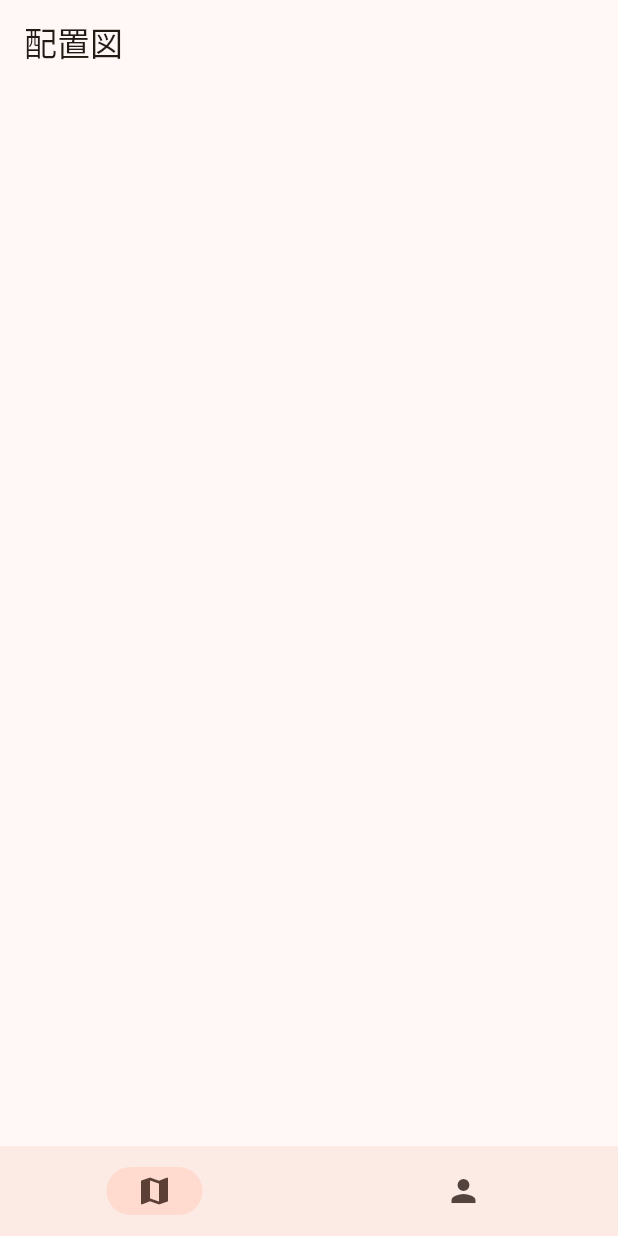
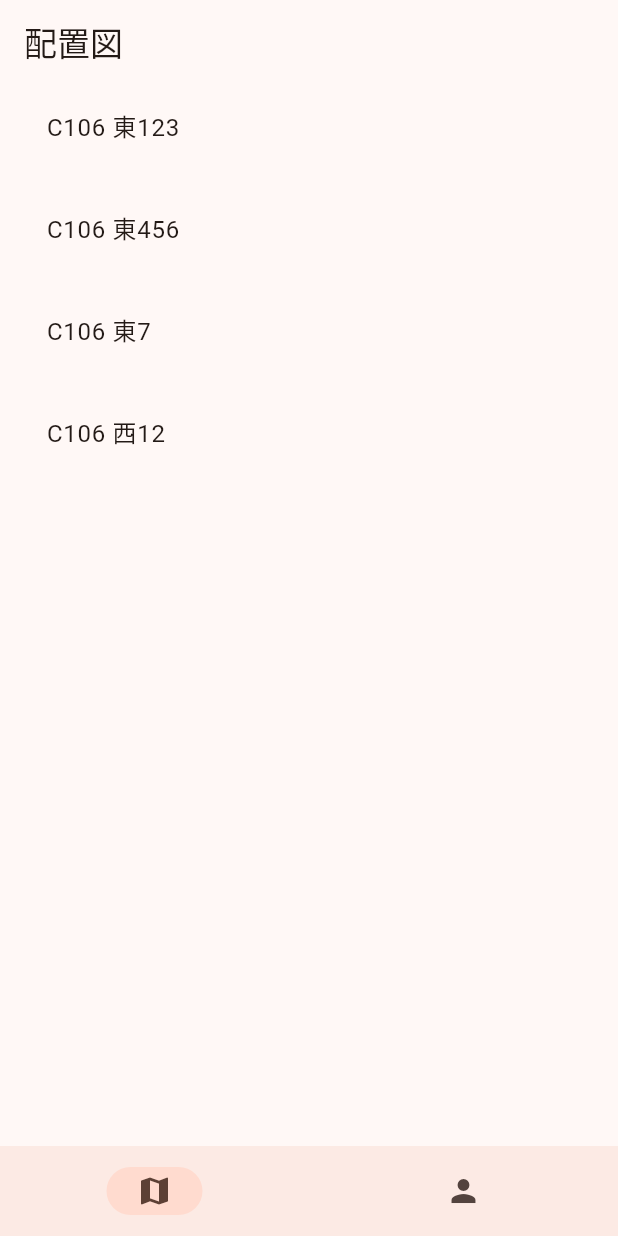
Before and after one commit to tackme31/CircleMarker, a Flutter app: the screen it shows after launch, on a phone screen of 412 x 824 dp. Run offline on Flutter 3.47's test engine with Material 3 defaults, Android fonts, the phone set to English and light mode, and no system bars; our stand-ins replace freezed_annotation, gap, go_router, hooks_riverpod, riverpod_annotation; generated files the repository leaves out were written again.

Commit message:
add map list screen

```diff
--- /dev/null
+++ b/lib/repositories/map_repository.dart
@@ -0,0 +1,21 @@
+import 'package:circle_marker/models/map_summary.dart';
+import 'package:hooks_riverpod/hooks_riverpod.dart';
+import 'package:riverpod_annotation/riverpod_annotation.dart';
+
+part 'map_repository.g.dart';
+
+@riverpod
+MapRepository mapRepository(Ref _) {
+  return MapRepository();
+}
+
+class MapRepository {
+  Future<List<MapSummary>> getMapSummaries() async {
+    return [
+      MapSummary(mapId: 0, title: 'C106 東123'),
+      MapSummary(mapId: 1, title: 'C106 東456'),
+      MapSummary(mapId: 2, title: 'C106 東7'),
+      MapSummary(mapId: 3, title: 'C106 西12')
+    ];
+  }
+}
--- a/lib/views/screens/map_list_screen.dart
+++ b/lib/views/screens/map_list_screen.dart
@@ -1,4 +1,6 @@
+import 'package:circle_marker/viewModels/map_list_view_model.dart';
 import 'package:flutter/material.dart';
+import 'package:gap/gap.dart';
 import 'package:hooks_riverpod/hooks_riverpod.dart';
 
 class MapListScreen extends ConsumerWidget {
@@ -6,14 +8,29 @@ class MapListScreen extends ConsumerWidget {
 
   @override
   Widget build(BuildContext context, WidgetRef ref) {
+    final state = ref.watch(mapListViewModelProvider);
+
     return Scaffold(
-      appBar: AppBar(
-        title: const Text('配置図'),
-      ),
-      body: Center(
-        child: Column(
+      appBar: AppBar(title: const Text('配置図')),
+      body: switch (state) {
+        AsyncData(:final value) => Container(
+          padding: const EdgeInsets.symmetric(horizontal: 15),
+          child: ListView.separated(
+            separatorBuilder: (context, index) => const Gap(12),
+            itemCount: value.maps.length,
+            itemBuilder: (_, index) {
+              final map = value.maps[index];
+              return ListTile(
+                title: Text(map.title ?? 'No title'),
+              );
+            },
+          ),
         ),
-      )
+        AsyncError(:final error) => Center(
+          child: Text('Something went wrong: $error'),
+        ),
+        _ => const Center(child: CircularProgressIndicator()),
+      },
     );
   }
 }
--- a/pubspec.yaml
+++ b/pubspec.yaml
@@ -42,6 +42,7 @@ dependencies:
   riverpod_annotation: ^2.3.5
   hooks_riverpod: ^2.6.1
   go_router: ^16.1.0
+  gap: ^3.0.1
 
 dev_dependencies:
   flutter_test:
```
Also changed, not shown: lib/models/map_summary.dart (added, +12 -0 lines), lib/states/map_list_state.dart (added, +11 -0 lines), lib/viewModels/map_list_view_model.dart (added, +18 -0 lines), lib/app_router.g.dart, lib/models/map_summary.freezed.dart (added), lib/models/map_summary.g.dart (added), lib/repositories/map_repository.g.dart (added), lib/states/map_list_state.freezed.dart (added), lib/viewModels/map_list_view_model.g.dart (added), pubspec.lock.
